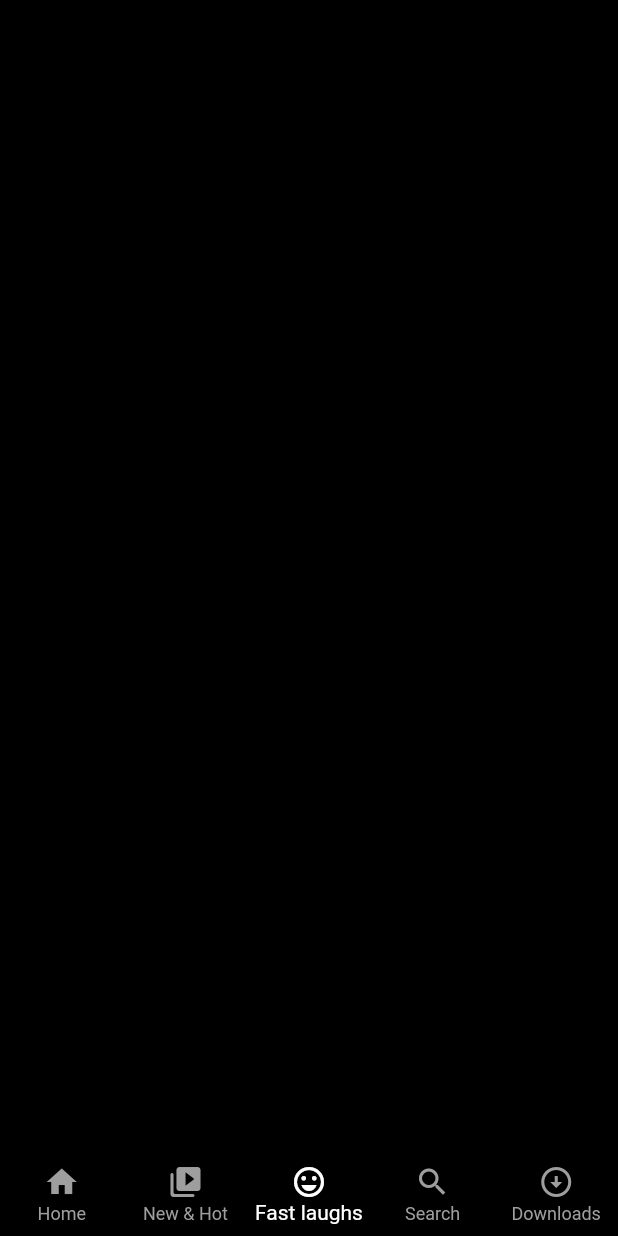
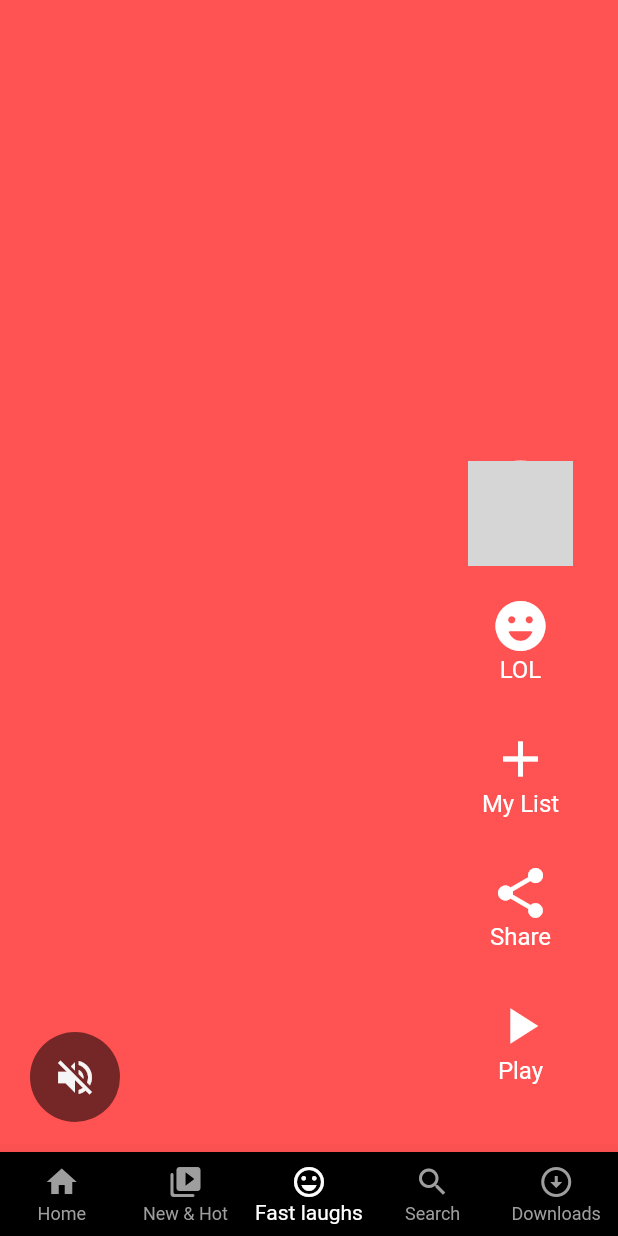
Before and after one commit to Ryzertron/Netflix-UI-Clone, a Flutter app: the screen it shows after launch, item 3 of the bottom bar chosen, on a phone screen of 412 x 824 dp. Run offline on Flutter 3.47's test engine with Material 2 defaults, Android fonts, the phone set to English and light mode, and no system bars; our stand-ins replace google_fonts; network calls fail; grey boxes are pictures that could not be loaded.

Commit message:
---Commit #4--- This is the fourth commit of Netflix Clone Project. First of all some refactoring changes were done. Completed the Fast Laughs page UI. The images and pages used in this section are purely dummy values. It will be changed to variable values at the time of API integration. Thank You... *-*-*-*-*-*-*-*-*-*-*-*-*-*-*-*-*-*-*-*-*-*-*-*-*-*-*-*-*-*-*-*-*-*-*-*

```diff
--- a/lib/presentation/fast_laugh/screen_fast_laugh.dart
+++ b/lib/presentation/fast_laugh/screen_fast_laugh.dart
@@ -1,10 +1,23 @@
 import 'package:flutter/material.dart';
+import 'package:ui_flix/presentation/fast_laugh/widgets/video_list_item.dart';
 
 class ScreenFastLaugh extends StatelessWidget {
   const ScreenFastLaugh({Key? key}) : super(key: key);
 
   @override
   Widget build(BuildContext context) {
-    return const Scaffold();
+    return Scaffold(
+      body: SafeArea(
+        child: PageView(
+          scrollDirection: Axis.vertical,
+          children: List.generate(
+            10,
+            (index) {
+              return VideoListItem(color: index % Colors.accents.length,);
+            },
+          ),
+        ),
+      ),
+    );
   }
 }
--- /dev/null
+++ b/lib/presentation/fast_laugh/widgets/video_list_item.dart
@@ -0,0 +1,73 @@
+import 'package:flutter/material.dart';
+import 'package:ui_flix/core/colors/constant_colors.dart';
+
+class VideoListItem extends StatelessWidget {
+  const VideoListItem({Key? key, required this.color}) : super(key: key);
+
+  final int color;
+  @override
+  Widget build(BuildContext context) {
+    return Stack(
+      children: [
+        Container(
+          color: Colors.accents[color],
+        ),
+        Positioned(
+          bottom: 0,
+          left: 0,
+          child: Padding(
+            padding: const EdgeInsets.all(20.0),
+            child: Row(
+              children: [
+                CircleAvatar(
+                  radius: 30,
+                  backgroundColor: Colors.black54,
+                    child: IconButton(
+                        onPressed: () {},
+                        icon: const Icon(Icons.volume_off,size: 30,)))
+              ],
+            ),
+          ),
+        ),
+        Positioned(
+          bottom: 0,
+          right: 0,
+          child: Padding(
+            padding: const EdgeInsets.all(30.0),
+            child: Column(
+              children: const [
+                CircleAvatar(radius: 35,backgroundImage: NetworkImage('https://image.tmdb.org/t/p/w300_and_h450_bestv2/qJRB789ceLryrLvOKrZqLKr2CGf.jpg'),),
+                SizedBox(height: 5,),
+                VideoActions(icon: Icons.emoji_emotions_rounded, title: 'LOL'),
+                VideoActions(icon: Icons.add, title: 'My List'),
+                VideoActions(icon: Icons.share_rounded, title: 'Share'),
+                VideoActions(icon: Icons.play_arrow, title: 'Play'),
+              ],
+            ),
+          ),
+        )
+      ],
+    );
+  }
+}
+
+class VideoActions extends StatelessWidget {
+  final IconData icon;
+  final String title;
+
+  const VideoActions({Key? key, required this.icon, required this.title})
+      : super(key: key);
+
+  @override
+  Widget build(BuildContext context) {
+    return Padding(
+      padding: const EdgeInsets.symmetric(vertical: 15.0),
+      child: Column(
+        children: [
+          Icon(icon,color: whitecolor,size: 40,),
+          Text(title,style: const TextStyle(fontSize: 16),),
+        ],
+      ),
+    );
+  }
+}
--- a/lib/presentation/search/widgets/search_result.dart
+++ b/lib/presentation/search/widgets/search_result.dart
@@ -1,8 +1,5 @@
 import 'package:flutter/cupertino.dart';
-import 'package:flutter/src/foundation/key.dart';
-import 'package:flutter/src/widgets/framework.dart';
 import 'package:ui_flix/presentation/search/widgets/search_headline.dart';
-import 'package:ui_flix/presentation/search/widgets/search_idle.dart';
 
 class SearchResult extends StatelessWidget {
   const SearchResult({Key? key}) : super(key: key);
@@ -12,7 +9,7 @@ class SearchResult extends StatelessWidget {
     return Column(
       crossAxisAlignment: CrossAxisAlignment.start,
       children: [
-        SearchHeadline(headline: 'Movies & TV'),
+        const SearchHeadline(headline: 'Movies & TV'),
         Expanded(
           child: GridView.count(
             childAspectRatio: 2/3,
```
Also changed, not shown: pubspec.yaml (+1 -6 lines), pubspec.lock, 1 other file.
